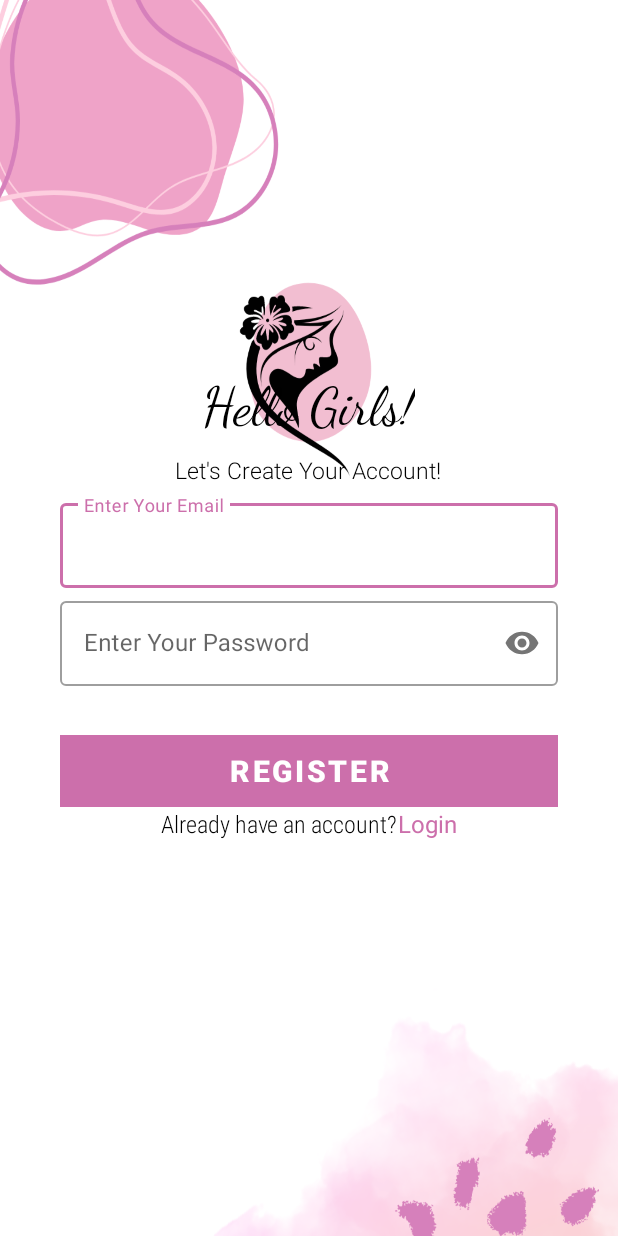
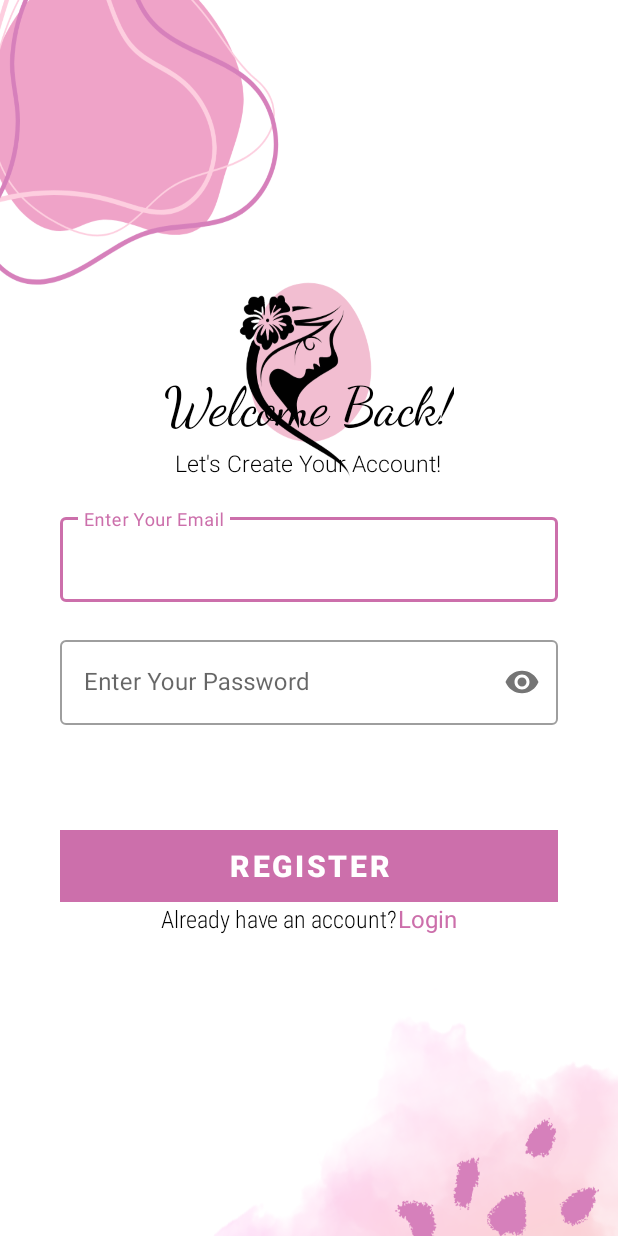
Before and after one commit to Swastymaharani/progmob-B-klp3, an Android app: the Register screen opened directly, with no data from a screen before it, on a phone screen of 412 x 824 dp. Run offline under Robolectric (Android 15) with nearby library versions, the phone set to English and light mode, and no system bars; our stand-ins replace Firebase (no records; nobody signed in at launch, a user with empty details on screens opened directly); Roboto replaces fonts that are not available here.

Commit message:
layout register

```diff
--- a/app/src/main/res/layout/activity_register.xml
+++ b/app/src/main/res/layout/activity_register.xml
@@ -1,21 +1,22 @@
 <?xml version="1.0" encoding="utf-8"?>
-<RelativeLayout xmlns:android="http://schemas.android.com/apk/res/android"
+<LinearLayout xmlns:android="http://schemas.android.com/apk/res/android"
     xmlns:app="http://schemas.android.com/apk/res-auto"
     xmlns:tools="http://schemas.android.com/tools"
     android:layout_width="match_parent"
     android:layout_height="match_parent"
     android:background="@drawable/backlogin"
     android:padding="40dp"
-    tools:context=".Register">
+    tools:context=".Register"
+    android:orientation="vertical">
 
     <TextView
         android:id="@+id/welcome"
         android:layout_width="wrap_content"
         android:layout_height="wrap_content"
-        android:layout_centerHorizontal="true"
+        android:layout_gravity="center"
         android:layout_marginTop="210dp"
         android:fontFamily="cursive"
-        android:text="Hello Girls!"
+        android:text="Welcome Back!"
         android:textColor="@color/black"
         android:textSize="35sp" />
 
@@ -23,9 +24,8 @@
         android:id="@+id/createacc"
         android:layout_width="wrap_content"
         android:layout_height="wrap_content"
-        android:layout_below="@id/welcome"
-        android:layout_centerHorizontal="true"
-        android:layout_marginTop="10dp"
+        android:layout_gravity="center"
+        android:layout_marginTop="5dp"
         android:text="Let's Create Your Account!"
         android:fontFamily="sans-serif-light"
         android:textSize="15sp"
@@ -34,7 +34,7 @@
     <com.google.android.material.textfield.TextInputLayout
         android:layout_width="match_parent"
         android:layout_height="wrap_content"
-        android:layout_marginTop="290dp"
+        android:layout_marginTop="20dp"
         style="@style/Widget.MaterialComponents.TextInputLayout.OutlinedBox">
 
         <com.google.android.material.textfield.TextInputEditText
@@ -49,7 +49,7 @@
     <com.google.android.material.textfield.TextInputLayout
         android:layout_width="match_parent"
         android:layout_height="wrap_content"
-        android:layout_marginTop="355dp"
+        android:layout_marginTop="20dp"
         app:passwordToggleEnabled="true"
         style="@style/Widget.MaterialComponents.TextInputLayout.OutlinedBox">
 
@@ -67,7 +67,7 @@
         android:layout_width="match_parent"
         android:layout_height="wrap_content"
         android:layout_centerHorizontal="true"
-        android:layout_marginTop="450dp"
+        android:layout_marginTop="70dp"
         android:width="300dp"
         android:fontFamily="sans-serif-black"
         android:background="@drawable/round_btn"
@@ -100,4 +100,4 @@
 
     </LinearLayout>
 
-</RelativeLayout>
+</LinearLayout>
```
